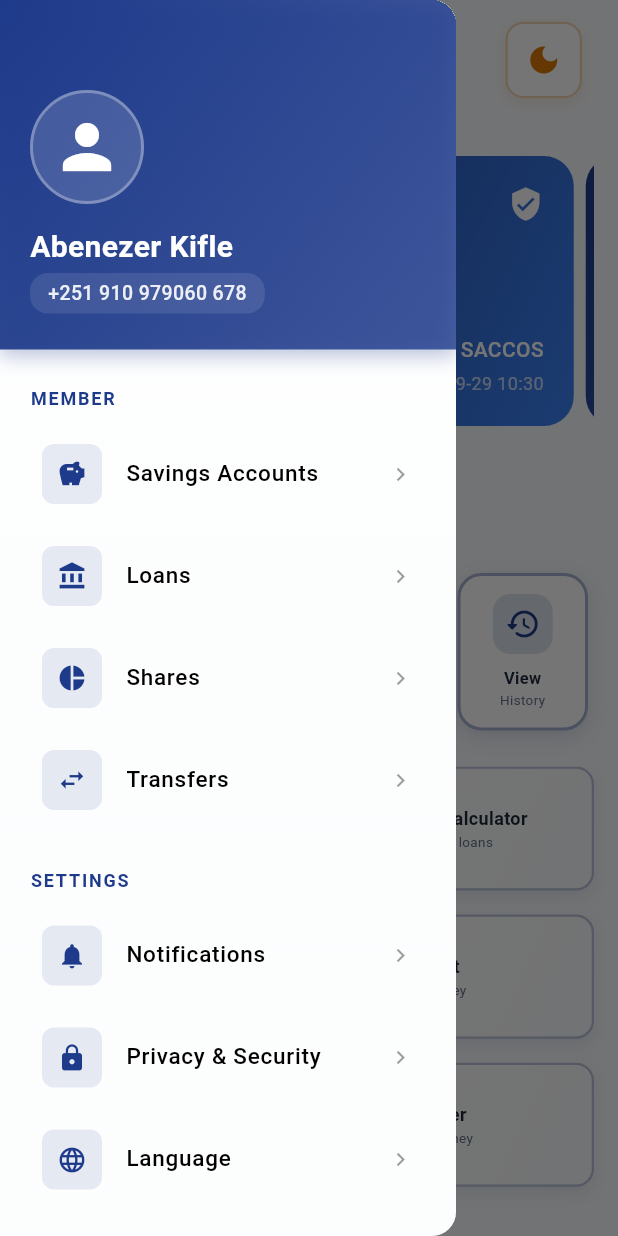
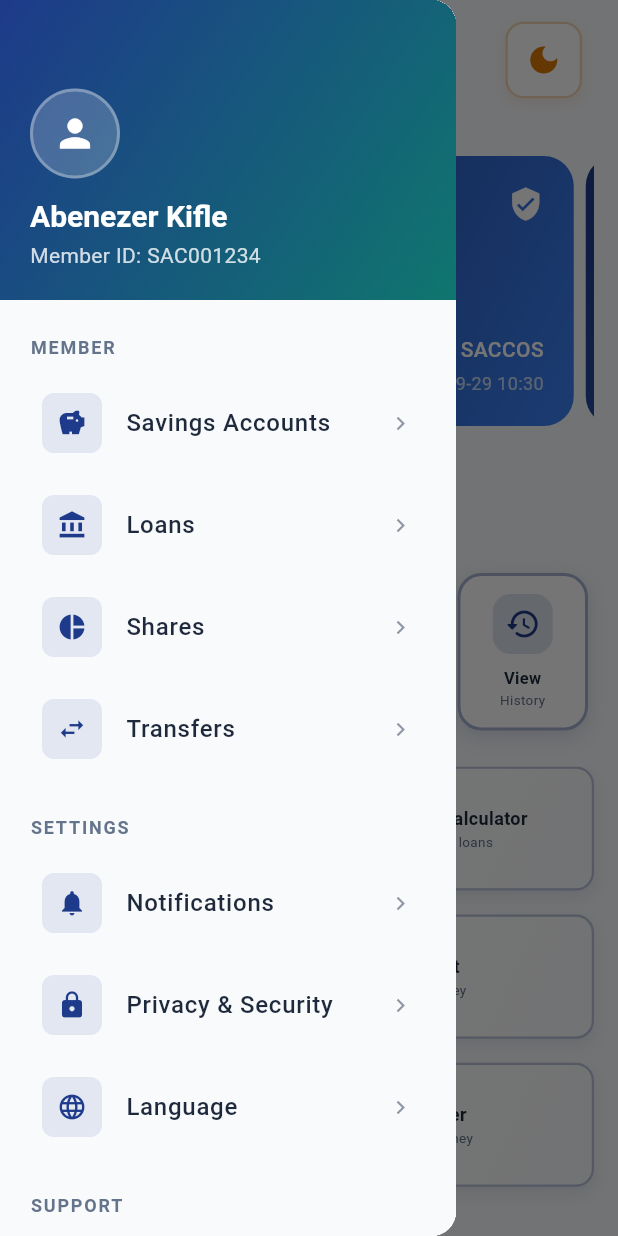
Before and after one commit to abenooo/ethio_saccos, a Flutter app: the HomeScreen screen opened directly, with the side drawer open, on a phone screen of 412 x 824 dp. Run offline on Flutter 3.47's test engine with Material 3 defaults, Android fonts, the phone set to English and light mode, and no system bars; our stand-ins replace curved_navigation_bar, shared_preferences; accounts and stored records are empty.

Commit message:
Custimize the drawer using theme

```diff
--- a/lib/core/widgets/app_drawer.dart
+++ b/lib/core/widgets/app_drawer.dart
@@ -5,18 +5,21 @@ import '../../features/auth/services/auth_service.dart';
 import '../../main.dart';
 import '../../features/savings/screens/savings_list_screen.dart';
 import '../../features/loans/screens/loans_list_screen.dart';
+import '../theme/theme.dart';
 
 class AppDrawer extends StatelessWidget {
   const AppDrawer({super.key});
 
   Widget _buildGroupHeader(BuildContext context, String title) {
+    final theme = Theme.of(context);
+    final palette = theme.extension<AppPalette>()!;
+    final textTheme = theme.textTheme;
     return Container(
       padding: const EdgeInsets.fromLTRB(20, 24, 20, 8),
       child: Text(
         title.toUpperCase(),
-        style: TextStyle(
-          color: Theme.of(context).colorScheme.primary,
-          fontSize: 12,
+        style: textTheme.bodySmall?.copyWith(
+          color: palette.textSecondary,
           fontWeight: FontWeight.w700,
           letterSpacing: 1.2,
         ),
@@ -31,6 +34,8 @@ class AppDrawer extends StatelessWidget {
     {VoidCallback? onTap}
   ) {
     final theme = Theme.of(context);
+    final palette = theme.extension<AppPalette>()!;
+    final textTheme = theme.textTheme;
     return Container(
       margin: const EdgeInsets.symmetric(horizontal: 12, vertical: 2),
       decoration: BoxDecoration(
@@ -44,7 +49,7 @@ class AppDrawer extends StatelessWidget {
         leading: Container(
           padding: const EdgeInsets.all(10),
           decoration: BoxDecoration(
-            color: theme.colorScheme.primary.withOpacity(0.1),
+            color: theme.colorScheme.primary.withValues(alpha: 0.1),
             borderRadius: BorderRadius.circular(8),
           ),
           child: Icon(
@@ -55,93 +60,86 @@ class AppDrawer extends StatelessWidget {
         ),
         title: Text(
           title,
-          style: TextStyle(
-            color: theme.colorScheme.onBackground,
-            fontSize: 15,
+          style: textTheme.bodyLarge?.copyWith(
+            color: palette.textPrimary,
             fontWeight: FontWeight.w500,
           ),
         ),
         trailing: Icon(
           Icons.chevron_right,
-          color: theme.colorScheme.onBackground.withOpacity(0.4),
+          color: palette.iconPrimary.withValues(alpha: 0.6),
           size: 18,
         ),
         onTap: onTap,
         contentPadding: const EdgeInsets.symmetric(horizontal: 16, vertical: 4),
-        hoverColor: theme.colorScheme.primary.withOpacity(0.05),
-        splashColor: theme.colorScheme.primary.withOpacity(0.1),
+        hoverColor: theme.colorScheme.primary.withValues(alpha: 0.05),
+        splashColor: theme.colorScheme.primary.withValues(alpha: 0.1),
       ),
     );
   }
 
   Widget _buildHeader(BuildContext context) {
     final theme = Theme.of(context);
+    final palette = theme.extension<AppPalette>()!;
 
     return Container(
-      padding: const EdgeInsets.fromLTRB(20, 60, 20, 24),
+      height: 200,
       decoration: BoxDecoration(
         gradient: LinearGradient(
           begin: Alignment.topLeft,
           end: Alignment.bottomRight,
           colors: [
-            theme.colorScheme.primary,
-            theme.colorScheme.primary.withOpacity(0.8),
+            const Color(0xFF1E3A8A), // Primary Blue
+            const Color(0xFF0F766E), // Secondary Teal
           ],
         ),
-        boxShadow: [
-          BoxShadow(
-            color: theme.colorScheme.primary.withOpacity(0.3),
-            blurRadius: 10,
-            offset: const Offset(0, 4),
+      ),
+      child: SafeArea(
+        child: Padding(
+          padding: const EdgeInsets.all(20),
+          child: Column(
+            crossAxisAlignment: CrossAxisAlignment.start,
+            mainAxisAlignment: MainAxisAlignment.end,
+            children: [
+              // Profile Avatar
+              Container(
+                width: 60,
+                height: 60,
+                decoration: BoxDecoration(
+                  shape: BoxShape.circle,
+                  color: Colors.white.withValues(alpha: 0.2),
+                  border: Border.all(color: Colors.white.withValues(alpha: 0.3), width: 2),
+                ),
+                child: const Icon(
+                  Icons.person,
+                  color: Colors.white,
+                  size: 30,
+                ),
+              ),
+              const SizedBox(height: 12),
+
+              // User Name
+              Text(
+                'Abenezer Kifle',
+                style: theme.textTheme.titleLarge?.copyWith(
+                  color: Colors.white,
+                  fontWeight: FontWeight.w600,
+                  fontSize: 20,
+                ),
+              ),
+              const SizedBox(height: 4),
+
+              // Member ID
+              Text(
+                'Member ID: SAC001234',
+                style: theme.textTheme.bodyMedium?.copyWith(
+                  color: Colors.white.withValues(alpha: 0.8),
+                  fontSize: 14,
+                ),
+              ),
+            ],
           ),
-        ],
-      ),
-      child: Column(
-        crossAxisAlignment: CrossAxisAlignment.start,
-        children: [
-          Container(
-            padding: const EdgeInsets.all(12),
-            decoration: BoxDecoration(
-              shape: BoxShape.circle,
-              color: theme.colorScheme.onPrimary.withOpacity(0.15),
-              border: Border.all(
-                color: theme.colorScheme.onPrimary.withOpacity(0.3),
-                width: 2,
-              ),
-            ),
-            child: Icon(
-              Icons.person,
-              color: theme.colorScheme.onPrimary,
-              size: 48,
-            ),
-          ),
-          const SizedBox(height: 16),
-          Text(
-            'Abenezer Kifle',
-            style: TextStyle(
-              color: theme.colorScheme.onPrimary,
-              fontSize: 20,
-              fontWeight: FontWeight.w700,
-              height: 1.2,
-            ),
-          ),
-          const SizedBox(height: 6),
-          Container(
-            padding: const EdgeInsets.symmetric(horizontal: 12, vertical: 4),
-            decoration: BoxDecoration(
-              color: theme.colorScheme.onPrimary.withOpacity(0.1),
-              borderRadius: BorderRadius.circular(12),
-            ),
-            child: Text(
-              '+251 910 979060 678',
-              style: TextStyle(
-                color: theme.colorScheme.onPrimary.withOpacity(0.9),
-                fontSize: 13,
-                fontWeight: FontWeight.w500,
-              ),
-            ),
-          ),
-        ],
+        ),
       ),
     );
   }
@@ -151,21 +149,13 @@ class AppDrawer extends StatelessWidget {
     final theme = Theme.of(context);
 
     return Drawer(
-      backgroundColor: theme.colorScheme.background,
+      backgroundColor: theme.colorScheme.surface,
       child: Container(
-        decoration: BoxDecoration(
-          gradient: LinearGradient(
-            begin: Alignment.topCenter,
-            end: Alignment.bottomCenter,
-            colors: [
-              theme.colorScheme.background,
-              theme.colorScheme.surface.withOpacity(0.3),
-            ],
-          ),
-        ),
+        decoration: BoxDecoration(color: theme.colorScheme.surface),
         child: ListView(
           padding: EdgeInsets.zero,
           children: [
+            // Header Section
             _buildHeader(context),
 
             // Member Section
@@ -245,7 +235,7 @@ class AppDrawer extends StatelessWidget {
             Container(
               margin: const EdgeInsets.symmetric(horizontal: 20, vertical: 16),
               child: Divider(
-                color: theme.colorScheme.outline.withOpacity(0.3),
+                color: Theme.of(context).extension<AppPalette>()!.cardBorder,
                 thickness: 1,
               ),
             ),
@@ -255,7 +245,7 @@ class AppDrawer extends StatelessWidget {
               margin: const EdgeInsets.symmetric(horizontal: 12, vertical: 8),
               decoration: BoxDecoration(
                 borderRadius: BorderRadius.circular(12),
-                color: Colors.red.withOpacity(0.05),
+                color: theme.colorScheme.error.withValues(alpha: 0.05),
               ),
               child: _buildMenuItem(
                 context,
```
